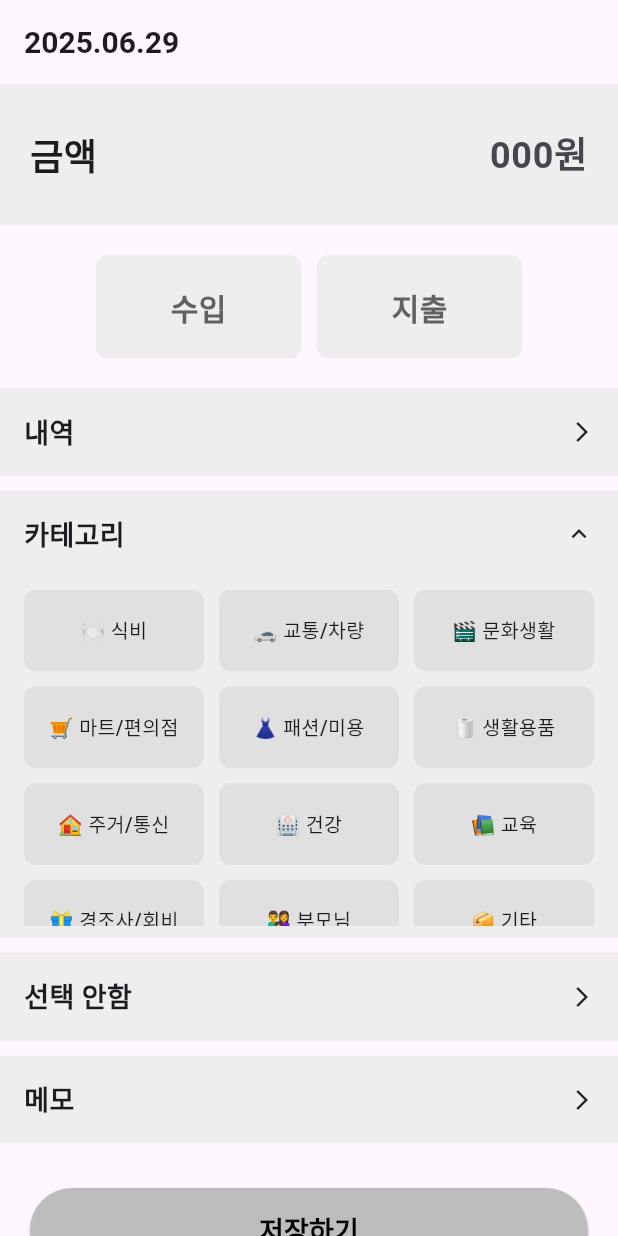
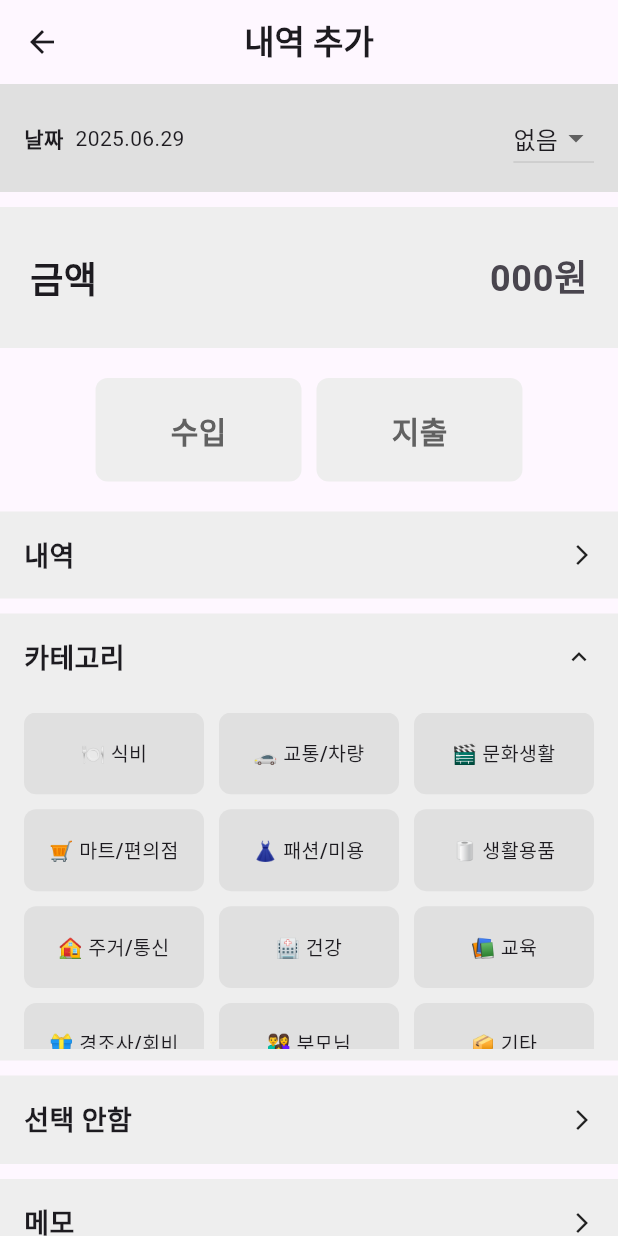
Before and after one commit to ProjectTeam100/kkugit, a Flutter app: the AddScreen screen opened directly, after a tap on "카테고리", on a phone screen of 412 x 824 dp. Run offline on Flutter 3.47's test engine with Material 3 defaults, Android fonts, the phone set to English and light mode, and no system bars; our stand-ins replace get_it, injectable, isar, table_calendar; accounts and stored records are empty; generated files the repository leaves out were written again.

Commit message:
내역 추가 및 설정, 고정지출 페이지 수정

```diff
--- a/lib/screens/add_screen.dart
+++ b/lib/screens/add_screen.dart
@@ -19,22 +19,21 @@ class AddScreen extends StatefulWidget {
 class _AddScreenState extends State<AddScreen> {
   final TextEditingController _amountController = TextEditingController();
   final FocusNode _amountFocusNode = FocusNode();
-  bool? _isIncome; // null: not selected
+  bool? _isIncome;
   DateTime _selectedDate = DateTime.now();
   final _transactionService = getIt<TransactionService>();
   final _categoryService = getIt<CategoryService>();
+  String _description = '';
+  Category? _category;
+  Group? _group;
+  String _paymentMethod = '';
+  String _memo = '';
+  List<Category> _incomeCategories = [];
+  List<Category> _expenseCategories = [];
+  bool _isCategoryExpanded = false;
+  String _repeatOrInstallment = '없음';
 
-  // 통합 입력 항목
-  String _description = ''; // 내역
-  Category? _category; // 선택된 카테고리
-  Group? _group; // 선택된 그룹
-  String _paymentMethod = ''; // 결제수단(지출시)
-  String _memo = ''; // 메모
-  List<Category> _incomeCategories = []; // 수입 카테고리
-  List<Category> _expenseCategories = []; // 지출 카테고리
-  List<Category> get _categories =>
-      _isIncome == true ? _incomeCategories : _expenseCategories;
-  bool _isCategoryExpanded = false; // 카테고리 확장 여부
+  List<Category> get _categories => _isIncome == true ? _incomeCategories : _expenseCategories;
 
   @override
   void initState() {
@@ -54,84 +53,44 @@ class _AddScreenState extends State<AddScreen> {
     _expenseCategories = await _categoryService.getByType(CategoryType.expense);
   }
 
+  void _pickDate() async {
+    final picked = await showDatePicker(
+      context: context,
+      initialDate: _selectedDate,
+      firstDate: DateTime(2000),
+      lastDate: DateTime(2100),
+    );
+    if (picked != null) {
+      setState(() {
+        _selectedDate = picked;
+      });
+    }
+  }
 
-  void _showInputDialog(
-    String title,
-    String currentValue,
-    Function(String) onSave,
-  ) {
-    final TextEditingController controller =
-        TextEditingController(text: currentValue);
+  void _showInputDialog(String title, String currentValue, Function(String) onSave) {
+    final controller = TextEditingController(text: currentValue);
     showDialog(
       context: context,
       builder: (context) => AlertDialog(
         title: Text(title),
         content: TextField(
           controller: controller,
-          decoration: InputDecoration(
-            hintText: '$title을(를) 입력하세요',
-          ),
+          decoration: InputDecoration(hintText: '$title을(를) 입력하세요'),
           maxLines: title == '메모' ? 5 : 1,
         ),
         actions: [
-          TextButton(
-            onPressed: () => Navigator.pop(context),
-            child: const Text('취소'),
-          ),
-          TextButton(
-            onPressed: () {
-              onSave(controller.text);
-              Navigator.pop(context);
-            },
-            child: const Text('저장'),
-          ),
+          TextButton(onPressed: () => Navigator.pop(context), child: const Text('취소')),
+          TextButton(onPressed: () { onSave(controller.text); Navigator.pop(context); }, child: const Text('저장')),
         ],
       ),
     );
   }
 
   void _saveData() async {
-    // 유효성 검사
-    if (_isIncome == null) {
-      ScaffoldMessenger.of(context).showSnackBar(
-        const SnackBar(content: Text('수입 또는 지출을 선택해주세요')),
-      );
+    if (_isIncome == null || _amountController.text.isEmpty || int.tryParse(_amountController.text) == null || int.parse(_amountController.text) <= 0 || _description.trim().isEmpty || _category == null || _category!.id == null || (_isIncome == false && _paymentMethod.trim().isEmpty)) {
+      ScaffoldMessenger.of(context).showSnackBar(const SnackBar(content: Text('입력값을 확인해주세요.')));
       return;
     }
-    if (_amountController.text.isEmpty) {
-      ScaffoldMessenger.of(context).showSnackBar(
-        const SnackBar(content: Text('금액을 입력해주세요')),
-      );
-      return;
-    }
-    final int amount = int.tryParse(_amountController.text) ?? 0;
-    if (amount <= 0) {
-      ScaffoldMessenger.of(context).showSnackBar(
-        const SnackBar(content: Text('0원보다 큰 금액을 입력해주세요')),
-      );
-      return;
-    }
-    if (_description.trim().isEmpty) {
-      ScaffoldMessenger.of(context).showSnackBar(
-        const SnackBar(content: Text('내역을 입력해주세요')),
-      );
-      return;
-    }
-    if (_category == null || _category!.name == '' || _category!.id == null) {
-      ScaffoldMessenger.of(context).showSnackBar(
-        const SnackBar(content: Text('카테고리를 선택해주세요')),
-      );
-      return;
-    }
-    // 결제수단(지출시)
-    if (_isIncome == false && _paymentMethod.trim().isEmpty) {
-      ScaffoldMessenger.of(context).showSnackBar(
-        const SnackBar(content: Text('결제수단을 입력해주세요')),
-      );
-      return;
-    }
-
-    // 거래 데이터 입력
 
     try {
       await _transactionService.add(
@@ -139,66 +98,73 @@ class _AddScreenState extends State<AddScreen> {
         _description,
         _isIncome == false ? _paymentMethod : '',
         _category!.id!,
-          _group?.id ?? 0, // 그룹 선택 로직 필요
-          amount,
+        _group?.id ?? 0,
+        int.parse(_amountController.text),
         _memo,
-          _isIncome == true ? TransactionType.income : TransactionType.expense
+        _isIncome! ? TransactionType.income : TransactionType.expense,
       );
     } catch (error) {
-      ScaffoldMessenger.of(context).showSnackBar(
-        SnackBar(content: Text('데이터 저장 실패: $error')),
-      );
+      ScaffoldMessenger.of(context).showSnackBar(SnackBar(content: Text('저장 실패: $error')));
       return;
-    } finally {
-      ScaffoldMessenger.of(context).showSnackBar(
-        SnackBar(content: Text('${_isIncome! ? '수입' : '지출'} 내역이 저장되었습니다.')),
-      );
+    }
+
+    ScaffoldMessenger.of(context).showSnackBar(SnackBar(content: Text('${_isIncome! ? '수입' : '지출'} 내역이 저장되었습니다.')));
     Navigator.pop(context, true);
-    }
   }
 
   @override
   Widget build(BuildContext context) {
     return Scaffold(
       appBar: AppBar(
-        automaticallyImplyLeading: false,
-        title: Row(
-          mainAxisAlignment: MainAxisAlignment.spaceBetween,
-          children: [
-            GestureDetector(
-              onTap: () => Navigator.pop(context),
-              child: Text(
-                DateFormat('yyyy.MM.dd').format(_selectedDate),
-                style:
-                    const TextStyle(fontSize: 20, fontWeight: FontWeight.bold),
-              ),
-            ),
-            // 반복/할부 버튼은 제거됨 또는 필요시 여기에 배치
-          ],
+        title: const Text('내역 추가', style: TextStyle(fontWeight: FontWeight.bold)),
+        centerTitle: true,
+        elevation: 0,
+        leading: IconButton(
+          icon: const Icon(Icons.arrow_back),
+          onPressed: () => Navigator.pop(context),
         ),
       ),
       resizeToAvoidBottomInset: true,
       body: SingleChildScrollView(
-        child: Padding(
         padding: const EdgeInsets.only(bottom: 40),
         child: Column(
           crossAxisAlignment: CrossAxisAlignment.stretch,
           children: [
-              // 금액 입력 카드
+            Container(
+              color: Colors.grey[300],
+              padding: const EdgeInsets.symmetric(horizontal: 16, vertical: 12),
+              margin: const EdgeInsets.only(bottom: 10),
+              child: Row(
+                mainAxisAlignment: MainAxisAlignment.spaceBetween,
+                children: [
+                  GestureDetector(
+                    onTap: _pickDate,
+                    child: Row(
+                      children: [
+                        const Text('날짜', style: TextStyle(fontWeight: FontWeight.bold)),
+                        const SizedBox(width: 8),
+                        Text(DateFormat('yyyy.MM.dd').format(_selectedDate)),
+                      ],
+                    ),
+                  ),
+                  DropdownButton<String>(
+                    value: _repeatOrInstallment,
+                    items: ['없음', '반복', '할부'].map((option) => DropdownMenuItem(value: option, child: Text(option))).toList(),
+                    onChanged: (value) => setState(() => _repeatOrInstallment = value!),
+                  )
+                ],
+              ),
+            ),
+
+            // 금액 입력
             Container(
               width: double.infinity,
               padding: const EdgeInsets.all(20),
               color: Colors.grey[200],
-                child: InkWell(
-                  onTap: () {
-                    FocusScope.of(context).requestFocus(_amountFocusNode);
-                  },
               child: Row(
                 mainAxisAlignment: MainAxisAlignment.spaceBetween,
                 children: [
-                      const Text('금액',
-                          style: TextStyle(
-                              fontSize: 24, fontWeight: FontWeight.bold)),
+                  const Text('금액', style: TextStyle(fontSize: 24, fontWeight: FontWeight.bold)),
                   Expanded(
                     child: TextField(
                       controller: _amountController,
@@ -208,36 +174,16 @@ class _AddScreenState extends State<AddScreen> {
                       decoration: const InputDecoration(
                         border: InputBorder.none,
                         hintText: '000원',
-                            hintStyle: TextStyle(
-                                fontSize: 24, fontWeight: FontWeight.bold),
+                        hintStyle: TextStyle(fontSize: 24, fontWeight: FontWeight.bold),
                       ),
-                          style: const TextStyle(
-                            fontSize: 24,
-                            fontWeight: FontWeight.bold,
-                          ),
-                          inputFormatters: [
-                            FilteringTextInputFormatter.digitsOnly,
-                          ],
-                          onChanged: (value) {
-                            if (value.isEmpty) return;
-                            final parsed = int.tryParse(value) ?? 0;
-                            final formatted = parsed.toString();
-                            if (formatted != value) {
-                              _amountController.value = TextEditingValue(
-                                text: formatted,
-                                selection: TextSelection.collapsed(
-                                    offset: formatted.length),
-                              );
-                            }
-                          },
+                      style: const TextStyle(fontSize: 24, fontWeight: FontWeight.bold),
+                      inputFormatters: [FilteringTextInputFormatter.digitsOnly],
                     ),
                   ),
                 ],
               ),
             ),
-              ),
 
-              // 수입/지출 선택
             Padding(
               padding: const EdgeInsets.symmetric(vertical: 20),
               child: Row(
@@ -250,173 +196,20 @@ class _AddScreenState extends State<AddScreen> {
               ),
             ),
 
-              // 내역
-              _buildItemButton(
-                '내역',
-                _description,
-                () => _showInputDialog('내역', _description, (value) {
-                  setState(() {
-                    _description = value;
-                  });
-                }),
-              ),
+            _buildItemButton('내역', _description, () => _showInputDialog('내역', _description, (value) => setState(() => _description = value))),
 
-              // 카테고리 (확장형)
-              Container(
-                width: double.infinity,
-                color: Colors.grey[200],
-                margin: const EdgeInsets.only(bottom: 10),
-                child: Column(
-                  children: [
-                    InkWell(
-                      onTap: () {
-                        setState(() {
-                          _isCategoryExpanded = !_isCategoryExpanded;
-                        });
-                      },
-                      child: Padding(
-                        padding: const EdgeInsets.all(16),
-                        child: Row(
-                          mainAxisAlignment: MainAxisAlignment.spaceBetween,
-                          children: [
-                            Text(
-                              _category == null ? '카테고리' : _category!.name,
-                              style: const TextStyle(
-                                fontSize: 18,
-                                fontWeight: FontWeight.bold,
-                              ),
-                            ),
-                            Icon(
-                              _isCategoryExpanded
-                                  ? Icons.expand_less
-                                  : Icons.expand_more,
-                              size: 20,
-                            ),
-                          ],
-                        ),
-                      ),
-                    ),
-                    if (_isCategoryExpanded)
-                      Container(
-                        constraints: const BoxConstraints(maxHeight: 240),
-                        padding: const EdgeInsets.symmetric(
-                            horizontal: 16, vertical: 8),
-                        child: GridView.count(
-                          key: ValueKey(_categories.length),
-                          crossAxisCount: 3,
-                          crossAxisSpacing: 10,
-                          mainAxisSpacing: 10,
-                          shrinkWrap: true,
-                          childAspectRatio: 2.2,
-                          physics: const AlwaysScrollableScrollPhysics(),
-                          children: [
-                            ..._categories.map((category) {
-                              return GestureDetector(
-                                onTap: () {
-                                  setState(() {
-                                    _category = category;
-                                    _isCategoryExpanded = false;
-                                  });
-                                },
-                                child: Container(
-                                  alignment: Alignment.center,
-                                  padding: const EdgeInsets.symmetric(
-                                      vertical: 6, horizontal: 4),
-                                  decoration: BoxDecoration(
-                                    color: Colors.grey[300],
-                                    borderRadius: BorderRadius.circular(8),
-                                  ),
-                                  child: Text(
-                                    category.name,
-                                    textAlign: TextAlign.center,
-                                    style: const TextStyle(
-                                        fontSize: 13,
-                                        fontWeight: FontWeight.w500),
-                                  ),
-                                ),
-                              );
-                            }),
-                            GestureDetector(
-                              onTap: () {
-                                if (_isIncome == null) return;
-                                Navigator.push(
-                                  context,
-                                  MaterialPageRoute(
-                                    builder: (context) => CategoryEditScreen(
-                                      isIncome: _isIncome!,
-                                    ),
-                                  ),
-                                ).then((result) {
-                                  if (result == true) {
-                                    _fetchCategories();
-                                    setState(() {
-                                      _isCategoryExpanded = true;
-                                    });
-                                  }
-                                });
-                              },
-                              child: Container(
-                                alignment: Alignment.center,
-                                padding: const EdgeInsets.symmetric(
-                                    vertical: 6, horizontal: 4),
-                                decoration: BoxDecoration(
-                                  color: Colors.grey[300],
-                                  borderRadius: BorderRadius.circular(8),
-                                ),
-                                child: const Text(
-                                  '편집',
-                                  textAlign: TextAlign.center,
-                                  style: TextStyle(
-                                      fontSize: 13,
-                                      fontWeight: FontWeight.w500),
-                                ),
-                              ),
-                            ),
-                          ],
-                        ),
-                      ),
-                  ],
-                ),
-              ),
+            // 카테고리 선택
+            _buildCategorySelector(),
 
-              // 그룹
-              _buildItemButton(
-                '그룹',
-                _group?.name ?? '선택 안함',
-                () => _showInputDialog('그룹', _group?.name ?? '선택 안함', (value) {
-                  setState(() {
-                    // 그룹 선택 또는 이름변경 로직 추가
-                  });
-                }),
-              ),
+            _buildItemButton('그룹', _group?.name ?? '선택 안함', () => _showInputDialog('그룹', _group?.name ?? '선택 안함', (value) {})),
 
-              // 결제수단 (지출일 때만)
             if (_isIncome == false)
-                _buildItemButton(
-                  '결제수단',
-                  _paymentMethod,
-                  () => _showInputDialog('결제수단', _paymentMethod, (value) {
-                    setState(() {
-                      _paymentMethod = value;
-                    });
-                  }),
-                ),
+              _buildItemButton('결제수단', _paymentMethod, () => _showInputDialog('결제수단', _paymentMethod, (value) => setState(() => _paymentMethod = value))),
 
-              // 메모
-              _buildItemButton(
-                '메모',
-                _memo,
-                () => _showInputDialog('메모', _memo, (value) {
-                  setState(() {
-                    _memo = value;
-                  });
-                }),
-              ),
+            _buildItemButton('메모', _memo, () => _showInputDialog('메모', _memo, (value) => setState(() => _memo = value))),
 
             const SizedBox(height: 20),
-              // 저장 버튼
-              Container(
-                width: double.infinity,
+            Padding(
               padding: const EdgeInsets.symmetric(horizontal: 20),
               child: ElevatedButton(
                 onPressed: _saveData,
@@ -424,31 +217,22 @@ class _AddScreenState extends State<AddScreen> {
                   backgroundColor: Colors.grey[400],
                   padding: const EdgeInsets.symmetric(vertical: 15),
                 ),
-                  child: const Text(
-                    '저장하기',
-                    style: TextStyle(
-                      fontSize: 18,
-                      fontWeight: FontWeight.bold,
-                      color: Colors.black,
+                child: const Text('저장하기', style: TextStyle(fontSize: 18, fontWeight: FontWeight.bold, color: Colors.black)),
               ),
             ),
-                ),
-              ),
-              const SizedBox(height: 30),
           ],
-          ),
         ),
       ),
     );
   }
 
   Widget _buildTypeButton(String text, bool isIncome) {
-    final bool isSelected = _isIncome == isIncome && _isIncome != null;
+    final isSelected = _isIncome == isIncome;
     return GestureDetector(
       onTap: () {
         setState(() {
           _isIncome = isIncome;
-          _category = null; // 카테고리 초기화
+          _category = null;
           _paymentMethod = '';
         });
         _fetchCategories();
@@ -461,11 +245,7 @@ class _AddScreenState extends State<AddScreen> {
         ),
         child: Text(
           text,
-          style: TextStyle(
-            fontSize: 20,
-            fontWeight: FontWeight.bold,
-            color: isSelected ? Colors.black : Colors.grey[700],
-          ),
+          style: TextStyle(fontSize: 20, fontWeight: FontWeight.bold, color: isSelected ? Colors.black : Colors.grey[700]),
         ),
       ),
     );
@@ -482,17 +262,83 @@ class _AddScreenState extends State<AddScreen> {
         child: Row(
           mainAxisAlignment: MainAxisAlignment.spaceBetween,
           children: [
-            Text(
-              value.isEmpty ? label : value,
-              style: const TextStyle(
-                fontSize: 18,
-                fontWeight: FontWeight.bold,
-              ),
-            ),
+            Text(value.isEmpty ? label : value, style: const TextStyle(fontSize: 18, fontWeight: FontWeight.bold)),
             const Icon(Icons.arrow_forward_ios, size: 16),
           ],
         ),
       ),
     );
   }
+
+  Widget _buildCategorySelector() {
+    return Container(
+      width: double.infinity,
+      color: Colors.grey[200],
+      margin: const EdgeInsets.only(bottom: 10),
+      child: Column(
+        children: [
+          InkWell(
+            onTap: () => setState(() => _isCategoryExpanded = !_isCategoryExpanded),
+            child: Padding(
+              padding: const EdgeInsets.all(16),
+              child: Row(
+                mainAxisAlignment: MainAxisAlignment.spaceBetween,
+                children: [
+                  Text(_category == null ? '카테고리' : _category!.name, style: const TextStyle(fontSize: 18, fontWeight: FontWeight.bold)),
+                  Icon(_isCategoryExpanded ? Icons.expand_less : Icons.expand_more, size: 20),
+                ],
+              ),
+            ),
+          ),
+          if (_isCategoryExpanded)
+            Container(
+              constraints: const BoxConstraints(maxHeight: 240),
+              padding: const EdgeInsets.symmetric(horizontal: 16, vertical: 8),
+              child: GridView.count(
+                crossAxisCount: 3,
+                crossAxisSpacing: 10,
+                mainAxisSpacing: 10,
+                shrinkWrap: true,
+                childAspectRatio: 2.2,
+                physics: const AlwaysScrollableScrollPhysics(),
+                children: [
+                  ..._categories.map((category) => GestureDetector(
+                    onTap: () => setState(() {
+                      _category = category;
+                      _isCategoryExpanded = false;
+                    }),
+                    child: Container(
+                      alignment: Alignment.center,
+                      padding: const EdgeInsets.symmetric(vertical: 6, horizontal: 4),
+                      decoration: BoxDecoration(color: Colors.grey[300], borderRadius: BorderRadius.circular(8)),
+                      child: Text(category.name, textAlign: TextAlign.center, style: const TextStyle(fontSize: 13, fontWeight: FontWeight.w500)),
+                    ),
+                  )),
+                  GestureDetector(
+                    onTap: () {
+                      if (_isIncome == null) return;
+                      Navigator.push(
+                        context,
+                        MaterialPageRoute(builder: (context) => CategoryEditScreen(isIncome: _isIncome!)),
+                      ).then((result) {
+                        if (result == true) {
+                          _fetchCategories();
+                          setState(() => _isCategoryExpanded = true);
                         }
+                      });
+                    },
+                    child: Container(
+                      alignment: Alignment.center,
+                      padding: const EdgeInsets.symmetric(vertical: 6, horizontal: 4),
+                      decoration: BoxDecoration(color: Colors.grey[300], borderRadius: BorderRadius.circular(8)),
+                      child: const Text('편집', textAlign: TextAlign.center, style: TextStyle(fontSize: 13, fontWeight: FontWeight.w500)),
+                    ),
+                  ),
+                ],
+              ),
+            ),
+        ],
+      ),
+    );
+  }
+}
--- a/lib/screens/fixed_spending_screen.dart
+++ b/lib/screens/fixed_spending_screen.dart
@@ -9,8 +9,6 @@ class FixedSpendingScreen extends StatelessWidget {
       appBar: AppBar(
         title: const Text('고정지출 관리'),
         centerTitle: true,
-        backgroundColor: Colors.white,
-        foregroundColor: Colors.black,
         elevation: 0,
       ),
       body: ListView(
```
Also changed, not shown: lib/screens/settings_screen.dart (+9 -8 lines). Lines whose indentation alone changed are shown as unchanged.
